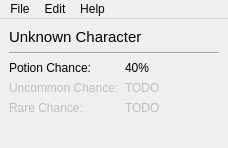
casey-c/spiretool, file src/ui/mainwindow.ui: the form before one commit.
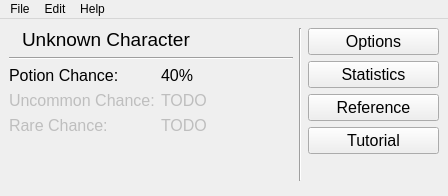
The form after the commit. Icons and pictures are not drawn.

The edit to the form file:
```diff
--- a/src/ui/mainwindow.ui
+++ b/src/ui/mainwindow.ui
@@ -6,8 +6,8 @@
    <rect>
     <x>0</x>
     <y>0</y>
-    <width>228</width>
-    <height>148</height>
+    <width>448</width>
+    <height>196</height>
    </rect>
   </property>
   <property name="sizePolicy">
@@ -25,13 +25,128 @@
   </property>
   <widget class="QWidget" name="centralwidget">
    <layout class="QGridLayout" name="gridLayout">
-    <item row="0" column="2" rowspan="4">
-     <layout class="QFormLayout" name="formLayout">
+    <item row="0" column="3" rowspan="7">
+     <layout class="QVBoxLayout" name="verticalLayout">
+      <item>
+       <widget class="QPushButton" name="button_options">
+        <property name="font">
+         <font>
+          <pointsize>12</pointsize>
+         </font>
+        </property>
+        <property name="text">
+         <string>Options</string>
+        </property>
+        <property name="icon">
+         <iconset resource="../../resources/resources.qrc">
+          <normaloff>:/icons/gear.svg</normaloff>:/icons/gear.svg</iconset>
+        </property>
+        <property name="iconSize">
+         <size>
+          <width>24</width>
+          <height>24</height>
+         </size>
+        </property>
+       </widget>
+      </item>
+      <item>
+       <widget class="QPushButton" name="button_stats">
+        <property name="font">
+         <font>
+          <pointsize>12</pointsize>
+         </font>
+        </property>
+        <property name="text">
+         <string>Statistics</string>
+        </property>
+        <property name="icon">
+         <iconset resource="../../resources/resources.qrc">
+          <normaloff>:/icons/stats.svg</normaloff>:/icons/stats.svg</iconset>
+        </property>
+        <property name="iconSize">
+         <size>
+          <width>24</width>
+          <height>24</height>
+         </size>
+        </property>
+       </widget>
+      </item>
+      <item>
+       <widget class="QPushButton" name="button_reference">
+        <property name="font">
+         <font>
+          <pointsize>12</pointsize>
+         </font>
+        </property>
+        <property name="text">
+         <string>Reference</string>
+        </property>
+        <property name="icon">
+         <iconset resource="../../resources/resources.qrc">
+          <normaloff>:/icons/book.svg</normaloff>:/icons/book.svg</iconset>
+        </property>
+        <property name="iconSize">
+         <size>
+          <width>24</width>
+          <height>24</height>
+         </size>
+        </property>
+       </widget>
+      </item>
+      <item>
+       <widget class="QPushButton" name="button_tutorial">
+        <property name="font">
+         <font>
+          <pointsize>12</pointsize>
+         </font>
+        </property>
+        <property name="text">
+         <string>Tutorial</string>
+        </property>
+        <property name="icon">
+         <iconset resource="../../resources/resources.qrc">
+          <normaloff>:/icons/help.svg</normaloff>:/icons/help.svg</iconset>
+        </property>
+        <property name="iconSize">
+         <size>
+          <width>24</width>
+          <height>24</height>
+         </size>
+        </property>
+       </widget>
+      </item>
+      <item>
+       <spacer name="verticalSpacer">
+        <property name="orientation">
+         <enum>Qt::Vertical</enum>
+        </property>
+        <property name="sizeHint" stdset="0">
+         <size>
+          <width>20</width>
+          <height>0</height>
+         </size>
+        </property>
+       </spacer>
+      </item>
+     </layout>
+    </item>
       <item row="0" column="0" colspan="2">
+     <layout class="QHBoxLayout" name="horizontalLayout">
+      <item>
+       <widget class="QLabel" name="label_char_image">
+        <property name="text">
+         <string/>
+        </property>
+        <property name="pixmap">
+         <pixmap resource="../../resources/resources.qrc">:/icons/silent.svg</pixmap>
+        </property>
+       </widget>
+      </item>
+      <item>
        <widget class="QLabel" name="label_char">
         <property name="font">
          <font>
-          <pointsize>11</pointsize>
+          <pointsize>14</pointsize>
           <weight>50</weight>
           <bold>false</bold>
          </font>
@@ -41,68 +156,131 @@
         </property>
        </widget>
       </item>
+      <item>
+       <spacer name="horizontalSpacer">
+        <property name="orientation">
+         <enum>Qt::Horizontal</enum>
+        </property>
+        <property name="sizeHint" stdset="0">
+         <size>
+          <width>40</width>
+          <height>20</height>
+         </size>
+        </property>
+       </spacer>
+      </item>
+     </layout>
+    </item>
       <item row="2" column="0">
        <widget class="QLabel" name="label_3">
+      <property name="font">
+       <font>
+        <pointsize>12</pointsize>
+       </font>
+      </property>
         <property name="text">
          <string>Potion Chance:</string>
         </property>
        </widget>
       </item>
-      <item row="2" column="1">
-       <widget class="QLabel" name="label_pc">
-        <property name="text">
-         <string>40%</string>
-        </property>
-       </widget>
-      </item>
       <item row="3" column="0">
        <widget class="QLabel" name="label_5">
         <property name="enabled">
          <bool>false</bool>
         </property>
+      <property name="font">
+       <font>
+        <pointsize>12</pointsize>
+       </font>
+      </property>
         <property name="text">
          <string>Uncommon Chance:</string>
         </property>
        </widget>
       </item>
-      <item row="3" column="1">
-       <widget class="QLabel" name="label_uc">
-        <property name="enabled">
-         <bool>false</bool>
-        </property>
-        <property name="text">
-         <string>TODO</string>
-        </property>
-       </widget>
-      </item>
       <item row="4" column="0">
        <widget class="QLabel" name="label_7">
         <property name="enabled">
          <bool>false</bool>
         </property>
+      <property name="font">
+       <font>
+        <pointsize>12</pointsize>
+       </font>
+      </property>
         <property name="text">
          <string>Rare Chance:</string>
         </property>
        </widget>
       </item>
+    <item row="2" column="1">
+     <widget class="QLabel" name="label_pc">
+      <property name="font">
+       <font>
+        <pointsize>12</pointsize>
+       </font>
+      </property>
+      <property name="text">
+       <string>40%</string>
+      </property>
+     </widget>
+    </item>
+    <item row="3" column="1">
+     <widget class="QLabel" name="label_uc">
+      <property name="enabled">
+       <bool>false</bool>
+      </property>
+      <property name="font">
+       <font>
+        <pointsize>12</pointsize>
+       </font>
+      </property>
+      <property name="text">
+       <string>TODO</string>
+      </property>
+     </widget>
+    </item>
       <item row="4" column="1">
        <widget class="QLabel" name="label_rc">
         <property name="enabled">
          <bool>false</bool>
         </property>
+      <property name="font">
+       <font>
+        <pointsize>12</pointsize>
+       </font>
+      </property>
         <property name="text">
          <string>TODO</string>
         </property>
        </widget>
       </item>
       <item row="1" column="0" colspan="2">
+     <widget class="Line" name="line_2">
+      <property name="orientation">
+       <enum>Qt::Horizontal</enum>
+      </property>
+     </widget>
+    </item>
+    <item row="5" column="0" colspan="2">
+     <spacer name="verticalSpacer_2">
+      <property name="orientation">
+       <enum>Qt::Vertical</enum>
+      </property>
+      <property name="sizeHint" stdset="0">
+       <size>
+        <width>20</width>
+        <height>0</height>
+       </size>
+      </property>
+     </spacer>
+    </item>
+    <item row="0" column="2" rowspan="6">
        <widget class="Line" name="line">
         <property name="orientation">
-         <enum>Qt::Horizontal</enum>
-        </property>
-       </widget>
-      </item>
-     </layout>
+       <enum>Qt::Vertical</enum>
+      </property>
+     </widget>
     </item>
    </layout>
   </widget>
@@ -111,7 +289,7 @@
     <rect>
      <x>0</x>
      <y>0</y>
-     <width>228</width>
+     <width>448</width>
      <height>21</height>
     </rect>
    </property>
```
Left out of the diff: 66 changed lines with no effect on the pictures. Lines whose indentation alone changed are shown as unchanged.
